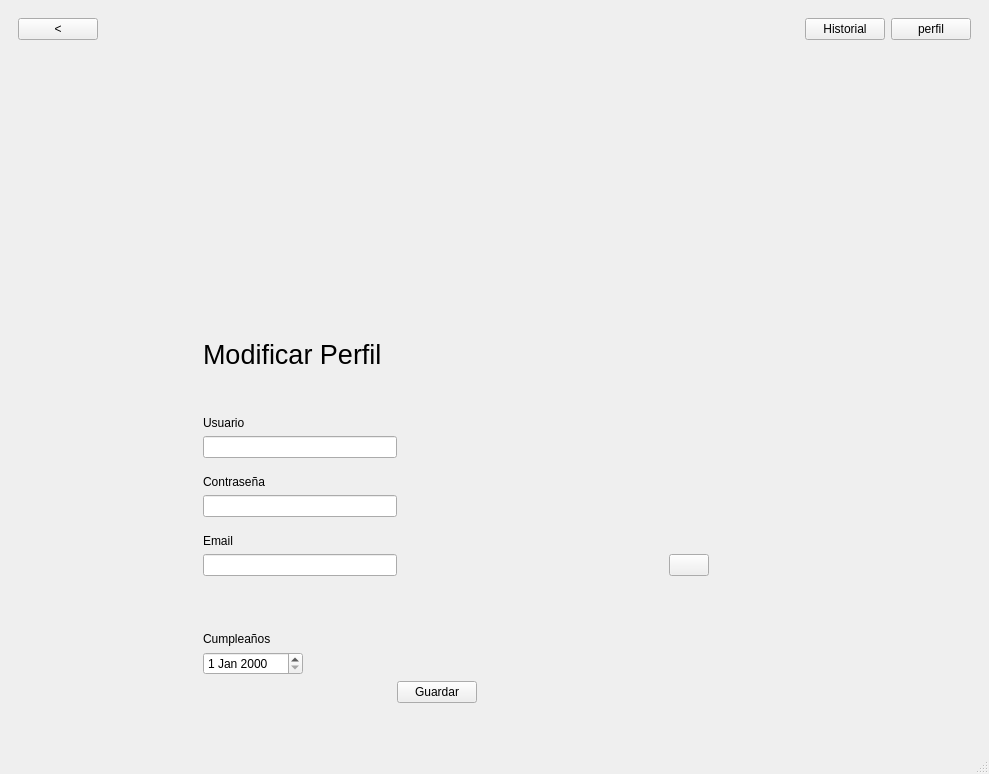
The window that proyecto/mainwindow.ui (anaasemad/IHM_carta) describes before a commit, drawn with Qt 5.
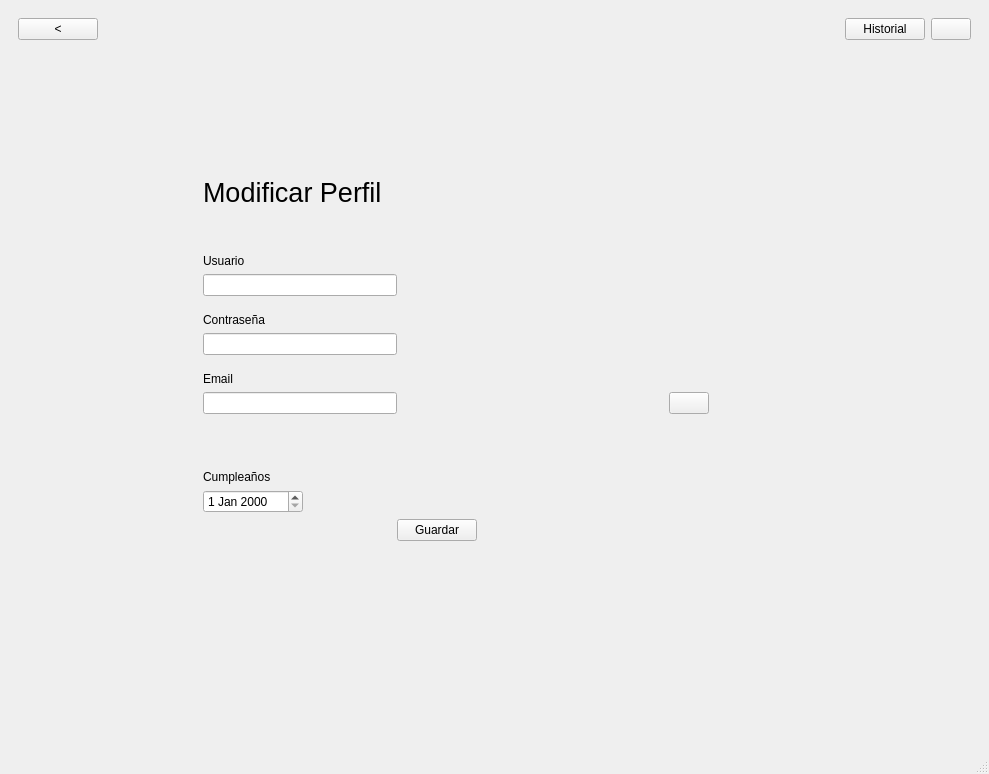
The same window after the commit. The open tabs and pages were chosen to show the change. Icons and pictures are not drawn.

Commit message: Bloquear barra superior y icono en perfil barra sup

Patch:
```diff
--- a/proyecto/mainwindow.ui
+++ b/proyecto/mainwindow.ui
@@ -93,7 +93,7 @@
           </sizepolicy>
          </property>
          <property name="text">
-          <string>perfil</string>
+          <string/>
          </property>
          <property name="autoDefault">
           <bool>false</bool>
@@ -1244,7 +1244,7 @@
        <property name="layoutDirection">
         <enum>Qt::LayoutDirection::LeftToRight</enum>
        </property>
-       <layout class="QGridLayout" name="gridLayout_7" rowstretch="3,0,0,0,0,0,0,0,0,0,0,0,0,0,0,0,0" columnstretch="0,0,0,0,0">
+       <layout class="QGridLayout" name="gridLayout_7" rowstretch="3,0,0,0,0,0,0,0,0,0,0,0,0,0,0,0,5" columnstretch="0,0,0,0,0">
         <property name="leftMargin">
          <number>0</number>
         </property>
```
Left out of the diff: 2 changed lines with no effect on the pictures. The commit also changes 14 other files.
